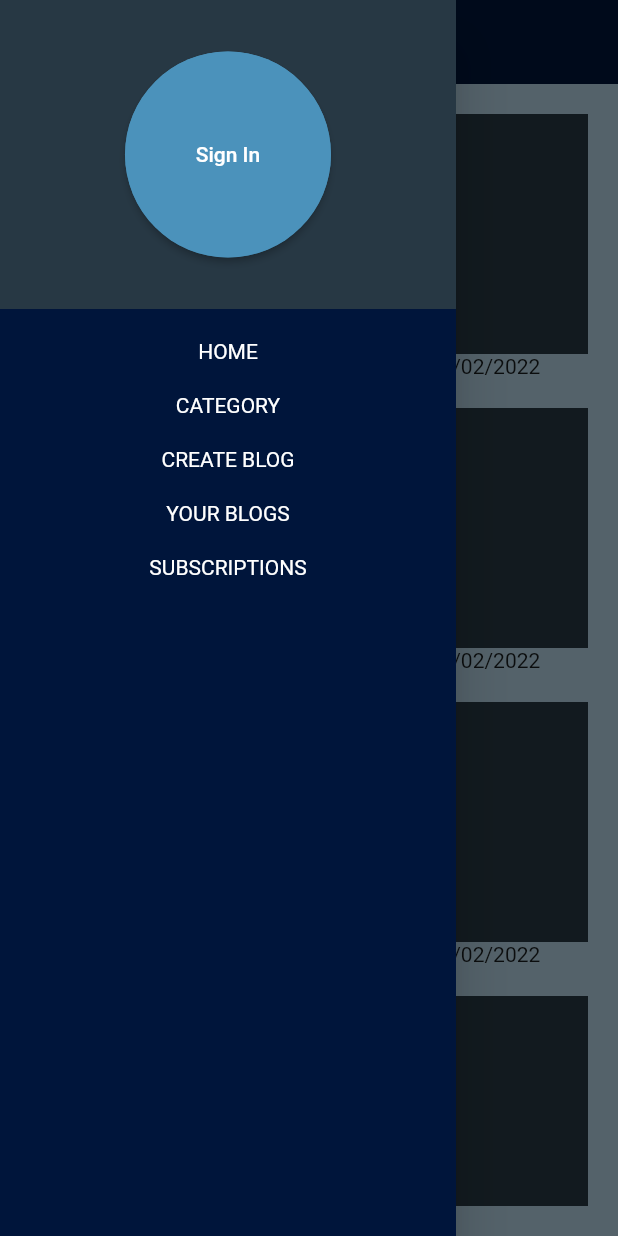
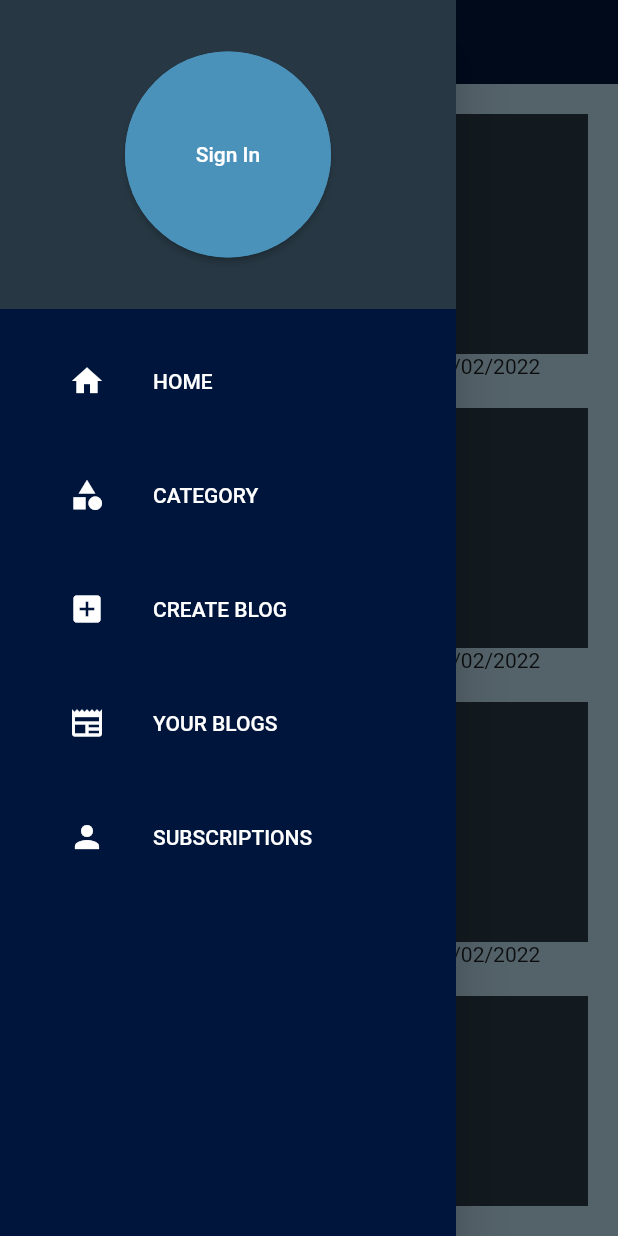
Before and after one commit to UI-Team11/blog_platform_app, a Flutter app: the screen it shows after launch, with the side drawer open, on a phone screen of 412 x 824 dp. Run offline on Flutter 3.47's test engine with Material 2 defaults, Android fonts, the light colour scheme and no system bars; our stand-ins replace auto_size_text, bloc, equatable, firebase_auth, firebase_core, flutter_bloc and 5 more; missing offline and left inert: json_path, latlng; accounts and stored records are empty.

Commit message:
started-screen-navigation

```diff
--- a/lib/main_menu_view.dart
+++ b/lib/main_menu_view.dart
@@ -2,6 +2,7 @@ import 'package:blog_platform_app/lib/flutter_flow/flutter_flow_theme.dart';
 import 'package:blog_platform_app/lib/flutter_flow/flutter_flow_util.dart';
 import 'package:blog_platform_app/lib/flutter_flow/flutter_flow_widgets.dart';
 import 'package:blog_platform_app/screens/home_screen.dart';
+import 'package:blog_platform_app/widgets/drawer_item.dart';
 import 'package:flutter/material.dart';
 import 'screens/login_screen.dart';
 import 'custom_theme.dart';
@@ -63,15 +64,15 @@ class _MainMenuViewState extends State<MainMenuView> {
               ),
             ),
             const SizedBox(height: 20),
-            Text("HOME", style: TextStyle(color: Colors.white)),
+            DrawerItem(text: "HOME", icon: Icons.home, onTapFunc: (){}),
             const SizedBox(height: 20),
-            Text("CATEGORY", style: TextStyle(color: Colors.white)),
+            DrawerItem(text: "CATEGORY", icon: Icons.category, onTapFunc: (){}),
             const SizedBox(height: 20),
-            Text("CREATE BLOG", style: TextStyle(color: Colors.white)),
+            DrawerItem(text: "CREATE BLOG", icon: Icons.add_box, onTapFunc: (){}),
             const SizedBox(height: 20),
-            Text("YOUR BLOGS", style: TextStyle(color: Colors.white)),
+            DrawerItem(text: "YOUR BLOGS", icon: Icons.newspaper, onTapFunc: (){}),
             const SizedBox(height: 20),
-            Text("SUBSCRIPTIONS", style: TextStyle(color: Colors.white)),
+            DrawerItem(text: "SUBSCRIPTIONS", icon: Icons.person, onTapFunc: (){}),
           ],
         ),
       ),
--- a/lib/screens/login_screen.dart
+++ b/lib/screens/login_screen.dart
@@ -52,23 +52,18 @@ class _LoginScreenState extends State<LoginScreen> {
           return SafeArea(
             child: GestureDetector(
               onTap: () => FocusScope.of(context).unfocus(),
-              child: Align(
-                alignment: AlignmentDirectional(0, 0),
               child: Column(
-                  mainAxisSize: MainAxisSize.max,
+                //mainAxisSize: MainAxisSize.max,
                 mainAxisAlignment: MainAxisAlignment.center,
                 crossAxisAlignment: CrossAxisAlignment.stretch,
                 children: [
-                    Align(
-                      alignment: AlignmentDirectional(0, 0.45),
-                      child: Text(
+                  Text(
                     'Welcome to Blog Spot!          \n\n\n',
                     textAlign: TextAlign.center,
                     style: FlutterFlowTheme.of(context).bodyText1.override(
                           fontFamily: 'Poppins',
                           color: Colors.black,
                           fontSize: 20,
-                            ),
                         ),
                   ),
                   Padding(
@@ -126,7 +121,7 @@ class _LoginScreenState extends State<LoginScreen> {
                     },
                     text: 'Log In',
                     options: FFButtonOptions(
-                        width: 130,
+                      width: 100,
                       height: 40,
                       color: Color(0xFF476072),
                       textStyle:
@@ -152,7 +147,7 @@ class _LoginScreenState extends State<LoginScreen> {
                     },
                     text: 'Sign Up',
                     options: FFButtonOptions(
-                        width: 130,
+                      width: 100,
                       height: 40,
                       color: Color(0xFF476072),
                       textStyle:
@@ -170,7 +165,6 @@ class _LoginScreenState extends State<LoginScreen> {
                 ],
               ),
             ),
-            ),
           );
         },
       ),
--- /dev/null
+++ b/lib/widgets/drawer_item.dart
@@ -0,0 +1,33 @@
+import 'package:flutter/material.dart';
+
+class DrawerItem extends StatelessWidget {
+  const DrawerItem({
+    Key? key,
+    required this.text,
+    required this.icon,
+    required this.onTapFunc,
+  }) : super(key: key);
+  final String text;
+  final IconData icon;
+  final GestureTapCallback? onTapFunc;
+
+  @override
+  Widget build(BuildContext context) {
+    return Padding(
+      padding: const EdgeInsets.symmetric(horizontal: 30),
+      child: ListTile(
+        leading: Icon(
+          icon,
+          color: Colors.white,
+        ),
+        title: Text(text,
+            style: const TextStyle(
+              color: Colors.white,
+              //fontWeight: FontWeight.bold,
+            )),
+        onTap: onTapFunc,
+        hoverColor: const Color(0x11FFFFFF),
+      ),
+    );
+  }
+}
```
Also changed, not shown: pubspec.lock. Lines whose indentation alone changed are shown as unchanged.
